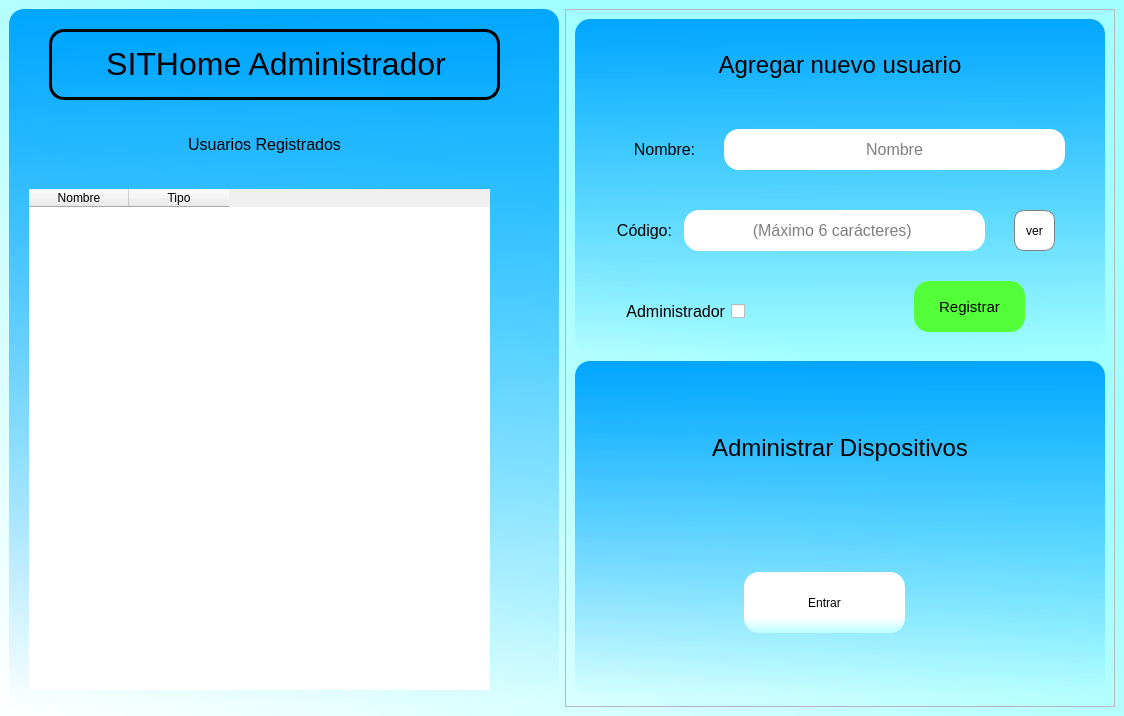
Old version of the form interfaces/SITHome_LoginAdmin.ui in the repository Geo18G/SITHome.
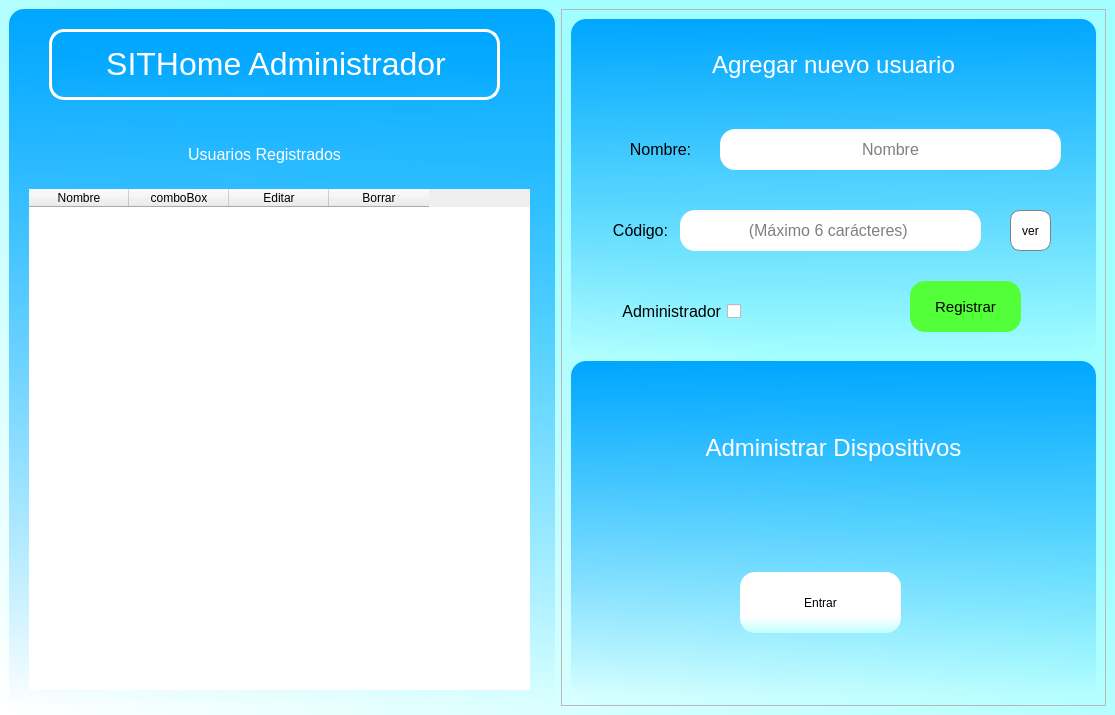
New version of the form.

Patch:
```diff
--- a/interfaces/SITHome_LoginAdmin.ui
+++ b/interfaces/SITHome_LoginAdmin.ui
@@ -6,10 +6,22 @@
    <rect>
     <x>0</x>
     <y>0</y>
-    <width>1124</width>
-    <height>716</height>
+    <width>1115</width>
+    <height>715</height>
    </rect>
   </property>
+  <property name="minimumSize">
+   <size>
+    <width>1115</width>
+    <height>715</height>
+   </size>
+  </property>
+  <property name="maximumSize">
+   <size>
+    <width>1115</width>
+    <height>715</height>
+   </size>
+  </property>
   <property name="windowTitle">
    <string>MainWindow</string>
   </property>
@@ -17,6 +29,12 @@
    <string notr="true">background-color: qlineargradient(spread:pad, x1:1, y1:0, x2:0, y2:1, stop:0.386364 rgba(162, 254, 255, 255), stop:1 rgba(255, 255, 255, 255));</string>
   </property>
   <widget class="QWidget" name="centralwidget">
+   <property name="minimumSize">
+    <size>
+     <width>1115</width>
+     <height>715</height>
+    </size>
+   </property>
    <layout class="QHBoxLayout" name="horizontalLayout">
     <item>
      <widget class="QFrame" name="frame">
@@ -40,11 +58,11 @@
         </rect>
        </property>
        <property name="styleSheet">
-        <string notr="true">border: 3px solid black;
+        <string notr="true">border: 3px solid white;
 font : black;</string>
        </property>
        <property name="text">
-        <string>&lt;html&gt;&lt;head/&gt;&lt;body&gt;&lt;p align=&quot;center&quot;&gt;&lt;span style=&quot; font-size:24pt; color:#000000;&quot;&gt;SITHome Administrador&lt;/span&gt;&lt;/p&gt;&lt;/body&gt;&lt;/html&gt;</string>
+        <string>&lt;html&gt;&lt;head/&gt;&lt;body&gt;&lt;p align=&quot;center&quot;&gt;&lt;span style=&quot; font-size:24pt; color:#ffffff;&quot;&gt;SITHome Administrador&lt;/span&gt;&lt;/p&gt;&lt;/body&gt;&lt;/html&gt;</string>
        </property>
       </widget>
       <widget class="QTableWidget" name="userTable">
@@ -52,7 +70,7 @@
         <rect>
          <x>20</x>
          <y>180</y>
-         <width>461</width>
+         <width>501</width>
          <height>501</height>
         </rect>
        </property>
@@ -70,7 +88,17 @@
        </column>
        <column>
         <property name="text">
-         <string>Tipo</string>
+         <string>comboBox</string>
+        </property>
+       </column>
+       <column>
+        <property name="text">
+         <string>Editar</string>
+        </property>
+       </column>
+       <column>
+        <property name="text">
+         <string>Borrar</string>
         </property>
        </column>
       </widget>
@@ -78,13 +106,14 @@
        <property name="geometry">
         <rect>
          <x>150</x>
-         <y>120</y>
+         <y>130</y>
          <width>211</width>
          <height>31</height>
         </rect>
        </property>
        <property name="styleSheet">
-        <string notr="true">background-color: none;</string>
+        <string notr="true">background-color: none;
+color: white;</string>
        </property>
        <property name="text">
         <string>&lt;html&gt;&lt;head/&gt;&lt;body&gt;&lt;p align=&quot;center&quot;&gt;&lt;span style=&quot; font-size:12pt;&quot;&gt;Usuarios Registrados&lt;/span&gt;&lt;/p&gt;&lt;/body&gt;&lt;/html&gt;</string>
@@ -141,7 +170,7 @@
              <item>
               <widget class="QLabel" name="label_2">
                <property name="text">
-                <string>&lt;html&gt;&lt;head/&gt;&lt;body&gt;&lt;p align=&quot;center&quot;&gt;&lt;span style=&quot; font-size:18pt;&quot;&gt;Agregar nuevo usuario&lt;/span&gt;&lt;/p&gt;&lt;/body&gt;&lt;/html&gt;</string>
+                <string>&lt;html&gt;&lt;head/&gt;&lt;body&gt;&lt;p align=&quot;center&quot;&gt;&lt;span style=&quot; font-size:18pt; color:#ffffff;&quot;&gt;Agregar nuevo usuario&lt;/span&gt;&lt;/p&gt;&lt;/body&gt;&lt;/html&gt;</string>
                </property>
               </widget>
              </item>
@@ -406,7 +435,7 @@
              <item>
               <widget class="QLabel" name="label_6">
                <property name="text">
-                <string>&lt;html&gt;&lt;head/&gt;&lt;body&gt;&lt;p align=&quot;center&quot;&gt;&lt;span style=&quot; font-size:18pt;&quot;&gt;Administrar Dispositivos&lt;/span&gt;&lt;/p&gt;&lt;/body&gt;&lt;/html&gt;</string>
+                <string>&lt;html&gt;&lt;head/&gt;&lt;body&gt;&lt;p align=&quot;center&quot;&gt;&lt;span style=&quot; font-size:18pt; color:#ffffff;&quot;&gt;Administrar Dispositivos&lt;/span&gt;&lt;/p&gt;&lt;/body&gt;&lt;/html&gt;</string>
                </property>
               </widget>
              </item>
```
